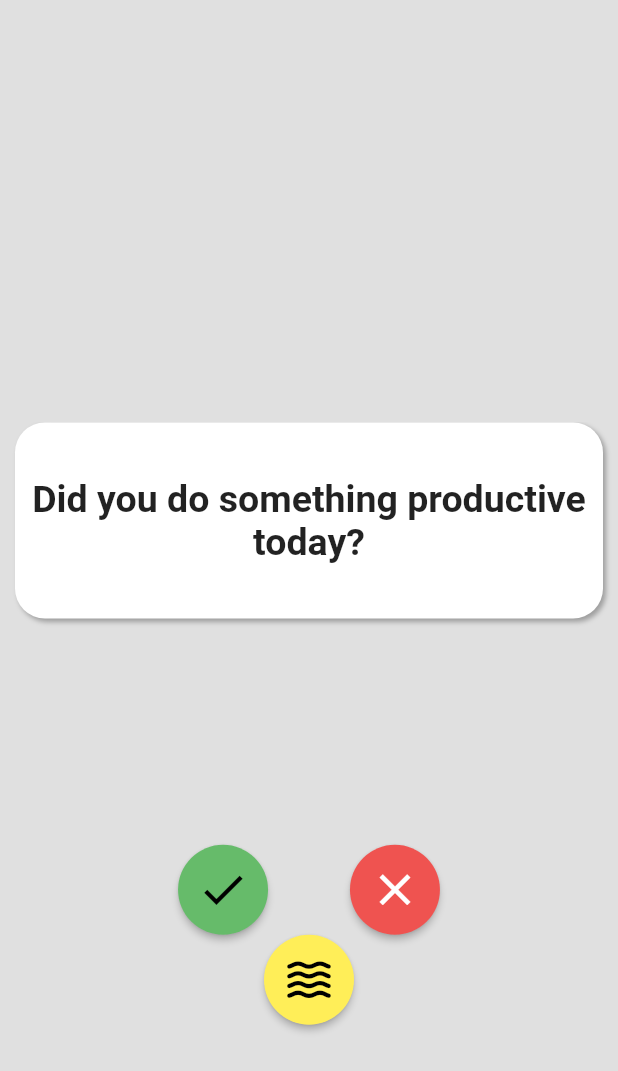
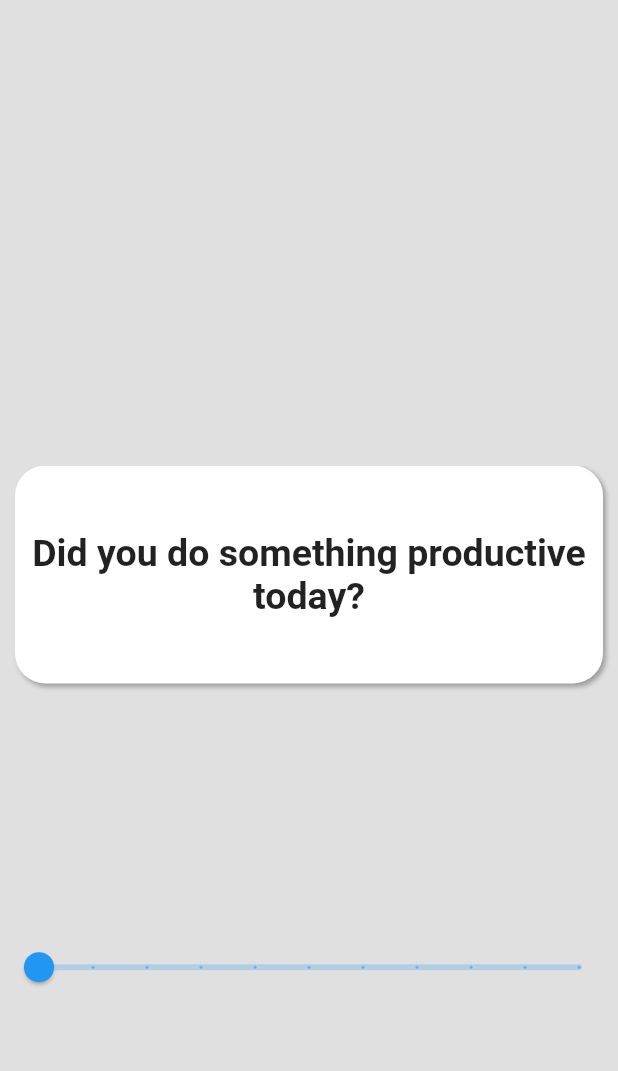
Before and after one commit to ChrisPC-39/trigger, a Flutter app: the AnswerScreen screen opened directly, on a phone screen of 412 x 824 dp. Shown: the top 1071 px of the screen. Run offline on Flutter 3.47's test engine with Material 2 defaults, Android fonts, the phone set to English and light mode, and no system bars; our stand-ins replace fl_chart, flutter_local_notifications, hive, hive_flutter, shared_preferences, syncfusion_flutter_charts and 1 more; missing offline and left inert: day_night_time_picker; accounts and stored records are empty; generated files the repository leaves out were written again.

Commit message:
Prepared for launch

```diff
--- a/lib/screens/main_screens/answer_screen.dart
+++ b/lib/screens/main_screens/answer_screen.dart
@@ -15,16 +15,15 @@ class _AnswerScreenState extends State<AnswerScreen> {
   int currQuestion = 0;
   bool canChangeScreen = false;
   double answeredQuestions;
+  double rating = 0;
   final pageController = PageController(initialPage: 0, keepPage: true);
 
   @override
   void initState() {
-    answeredQuestions = answeredToday(Question(
-      "", [],
-      [-1],
-      [-1],
-      [-1])
-    ) ? 1.0 : 0.0;
+    final question = Hive.box("questions").getAt(currQuestion) as Question;
+    if(question.answer.length != 0)
+      rating = question.answer[currQuestion].toDouble() / 10;
+    else rating = 0;
 
     super.initState();
   }
@@ -74,15 +73,6 @@ class _AnswerScreenState extends State<AnswerScreen> {
               questionBox.length != 0 ? _buildAnswers() : Container(),
               Spacer(flex: 1)
             ]
-          ),
-
-          AnimatedOpacity(
-            duration: Duration(milliseconds: 300),
-            opacity: answeredQuestions,
-            child: BackdropFilter(
-              filter: ImageFilter.blur(sigmaX: 5.0, sigmaY: 5.0),
-              child: _buildOverlay()
-            )
           )
         ]
       )
@@ -109,95 +99,43 @@ class _AnswerScreenState extends State<AnswerScreen> {
     );
   }
 
+  String matchLabel(double rating) {
+    int convertedRating = (rating * 10).round().floor();
+
+    switch(convertedRating) {
+      case 0: return "No";
+      // case 1:
+      // case 2:
+      // case 3:
+      // case 4:
+      case 5: return "Somewhat";
+      // case 6:
+      // case 7:
+      // case 8:
+      // case 9:
+      case 10: return "Yes";
+      default: return "${(rating * 10).round().floor()}";
+    }
+  }
+
   Widget _buildAnswers() {
     final questionBox = Hive.box("questions");
     final question = questionBox.getAt(currQuestion) as Question;
 
     return Column(
       children: [
-        Row(
-          mainAxisAlignment: MainAxisAlignment.spaceEvenly,
-          children: [
-            SizedBox(width: 20),
-            AbsorbPointer(
-              absorbing: answeredQuestions == 1.0,
-              child: ElevatedButton(
-                child: Icon(Icons.check, size: 35, color: Colors.black),
-                style: customButton(Colors.green[400]),
-                onPressed: () => setState(() {
-                  addAnswer("yes");
-                })
-              )
-            ),
-
-            AbsorbPointer(
-              absorbing: answeredQuestions == 1.0,
-              child: ElevatedButton(
-                child: Icon(Icons.close, size: 35),
-                style: customButton(Colors.red[400]),
-                onPressed: () => setState(() {
-                  addAnswer("no");
-                })
-              ),
-            ),
-            SizedBox(width: 20)
-          ]
-        ),
-
-        AbsorbPointer(
-          absorbing: answeredQuestions == 1.0,
-          child: ElevatedButton(
-            child: Icon(Icons.waves_rounded, size: 35, color: Colors.black),
-            style: customButton(Colors.yellow[400]),
-            onPressed: () => setState(() {
-              addAnswer("somewhat");
-            })
-          ),
+        Slider(
+          value: rating,
+          divisions: 10,
+          label: matchLabel(rating),
+          onChanged: (newRating) {
+            setState(() {
+              rating = newRating;
+              addAnswer((rating * 10).round().floor());
+            });
+          }
         )
       ]
-    );
-  }
-
-  Widget _buildOverlay() {
-    return Container(
-      child: Column(
-        mainAxisAlignment: MainAxisAlignment.spaceBetween,
-        children: [
-          Container(
-            margin: EdgeInsets.only(top: 50),
-            child: Text(
-              "You answered all the questions for today!\n\n"
-              "Come back tomorrow or change your answers.",
-              textAlign: TextAlign.center,
-              style: TextStyle(fontSize: 30, fontWeight: FontWeight.bold)
-            )
-          ),
-
-          //Spacer(flex: 5),
-
-          Container(
-            margin: EdgeInsets.only(bottom: 10),
-            child: TextButton(
-              style: blurButtonStyle(),
-              child: Text(
-                "Tap here to change your answers",
-                style: TextStyle(fontSize: 20, color: Colors.black)
-              ),
-              onPressed: () {
-                setState(() {
-                  currQuestion = 0;
-                  answeredQuestions = 0.0;
-                  pageController.animateToPage(
-                      currQuestion,
-                      duration: Duration(milliseconds: 500),
-                      curve: Curves.easeIn
-                  );
-                });
-              }
-            )
-          )
-        ]
-      )
     );
   }
 
@@ -205,18 +143,28 @@ class _AnswerScreenState extends State<AnswerScreen> {
     if(!answeredToday(question))
       return theme.isDark ? Color(0xFF424242) : Colors.white;
 
-    if(question.answer.last == "yes")
-      return Colors.green[400];
-    else if(question.answer.last == "no")
-      return Colors.red[400];
-    else return Colors.yellow[400];
+    //int convertedRating = (rating * 10).round().floor();
+    switch(question.answer[currQuestion]) {
+      case 1: return Colors.red[400];
+      case 0: return Color(0xFFE64D06);
+      case 2: return Color(0xFFFF9800);
+      case 3: return Color(0xFFFFC100);
+      case 4: return Colors.yellow[300];
+      case 5: return Color(0xFFFFEC19);
+      case 6: return Color(0xFFFEFB01);
+      case 7: return Color(0xFFCEFB02);
+      case 10: return Color(0xFF47B46D);
+      case 8: return Color(0xFF4FC879);
+      case 9: return Colors.green[400];
+      default: return theme.isDark ? Color(0xFF424242) : Colors.white;
+    }
   }
 
-  void addAnswer(String answer) {
+  void addAnswer(int answer) {
     final questionBox = Hive.box("questions");
     final question = questionBox.getAt(currQuestion) as Question;
 
-    List<String> allAnswers = question.answer;
+    List<int> allAnswers = question.answer;
 
     DateTime currTime = DateTime.now();
     List<int> allDays = question.day;
@@ -244,21 +192,10 @@ class _AnswerScreenState extends State<AnswerScreen> {
         duration: Duration(milliseconds: 500),
         curve: Curves.easeIn
       );
-    } else {
-      answeredQuestions = 1.0;
     }
   }
 
   bool dateExists(List<int> day, List<int> month, List<int> year, Question question) {
-    // for(int i = 0; i < day.length; i++) {
-    //   if(question.day.contains(day[i])
-    //       && question.day.contains(month[i])
-    //       && question.day.contains(year[i]))
-    //     return true;
-    // }
-    //
-    // return false;
-
     if(question.day.isNotEmpty && day.isNotEmpty)
       return question.day.last == DateTime.now().day;
 
```
Also changed, not shown: pubspec.lock, 20 other files.
